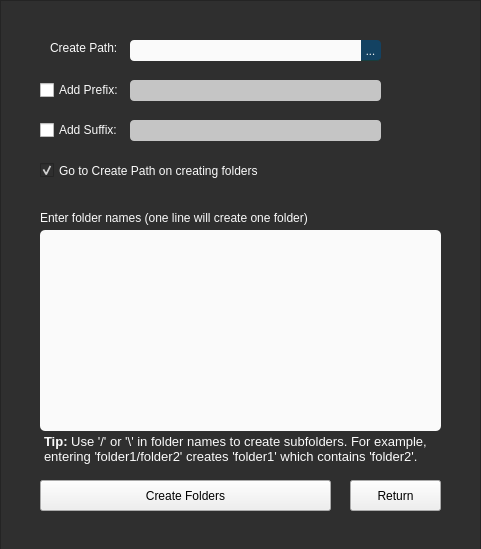
Above: ui/create_folder.ui from cheukman196/FileManager before the change. Below: the same form after it.
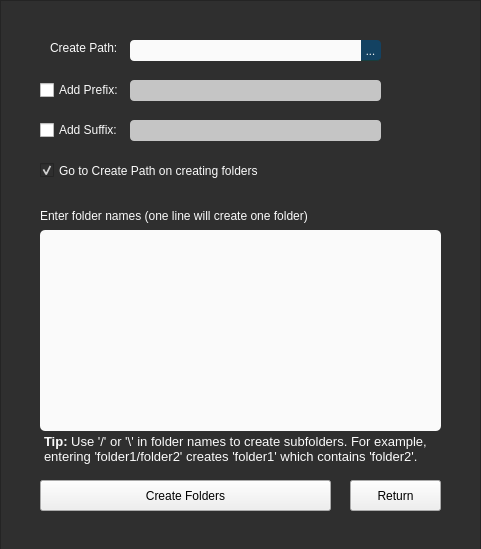
That is the form after the change.

Diff of the .ui file:
```diff
--- a/ui/create_folder.ui
+++ b/ui/create_folder.ui
@@ -362,9 +362,14 @@
       <x>40</x>
       <y>430</y>
       <width>401</width>
-      <height>61</height>
+      <height>41</height>
      </rect>
     </property>
+    <property name="font">
+     <font>
+      <pointsize>9</pointsize>
+     </font>
+    </property>
     <property name="styleSheet">
      <string notr="true"/>
     </property>
@@ -381,17 +386,17 @@
      <string>&lt;!DOCTYPE HTML PUBLIC &quot;-//W3C//DTD HTML 4.0//EN&quot; &quot;http://www.w3.org/TR/REC-html40/strict.dtd&quot;&gt;
 &lt;html&gt;&lt;head&gt;&lt;meta name=&quot;qrichtext&quot; content=&quot;1&quot; /&gt;&lt;style type=&quot;text/css&quot;&gt;
 p, li { white-space: pre-wrap; }
-&lt;/style&gt;&lt;/head&gt;&lt;body style=&quot; font-family:'MS Shell Dlg 2'; font-size:9.75pt; font-weight:400; font-style:normal;&quot;&gt;
-&lt;p style=&quot; margin-top:0px; margin-bottom:0px; margin-left:0px; margin-right:0px; -qt-block-indent:0; text-indent:0px;&quot;&gt;&lt;span style=&quot; font-weight:600;&quot;&gt;Tip: &lt;/span&gt;Use '/' or '\' in folder names to create subfolders. For example, entering 'folder1/folder2' creates 'folder1' which contains 'folder2'.&lt;/p&gt;&lt;/body&gt;&lt;/html&gt;</string>
+&lt;/style&gt;&lt;/head&gt;&lt;body style=&quot; font-family:'MS Shell Dlg 2'; font-size:9pt; font-weight:400; font-style:normal;&quot;&gt;
+&lt;p style=&quot; margin-top:0px; margin-bottom:0px; margin-left:0px; margin-right:0px; -qt-block-indent:0; text-indent:0px;&quot;&gt;&lt;span style=&quot; font-size:9.75pt; font-weight:600;&quot;&gt;Tip: &lt;/span&gt;&lt;span style=&quot; font-size:9.75pt;&quot;&gt;Use '/' or '\' in folder names to create subfolders. For example, entering 'folder1/folder2' creates 'folder1' which contains 'folder2'.&lt;/span&gt;&lt;/p&gt;&lt;/body&gt;&lt;/html&gt;</string>
     </property>
    </widget>
    <widget class="QLabel" name="textarea_label">
     <property name="geometry">
      <rect>
       <x>40</x>
-      <y>210</y>
+      <y>205</y>
       <width>401</width>
-      <height>16</height>
+      <height>21</height>
      </rect>
     </property>
     <property name="font">
```
Left out of the diff: 5 changed lines with no effect on the pictures.
